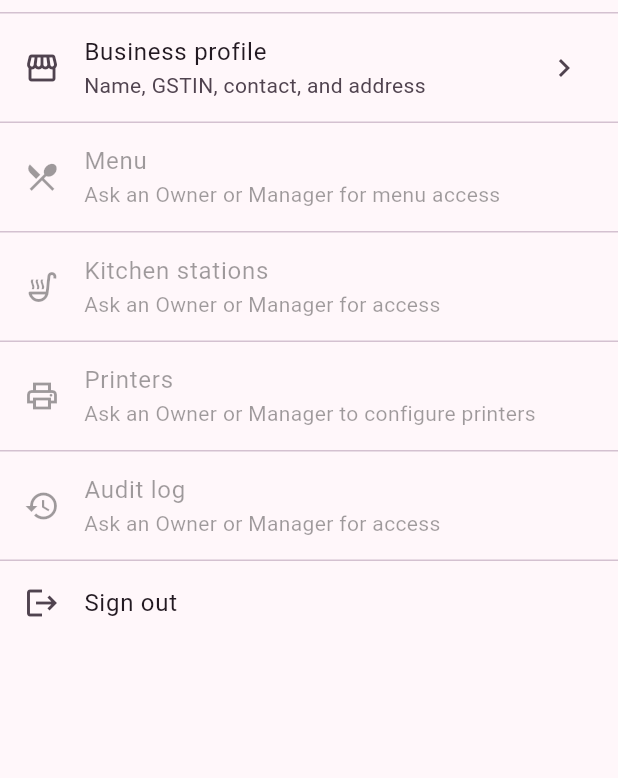
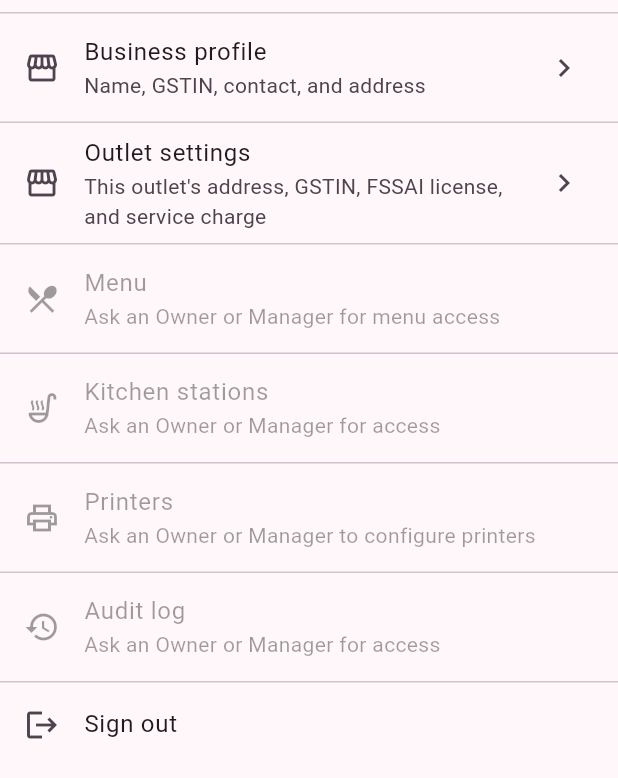
Before and after one commit to Aakib78/DineEasy, a Flutter app: the SettingsScreen widget shown alone on an empty page, opened directly, on a phone screen of 412 x 824 dp. Shown: the top 778 px of the screen. Run offline on Flutter 3.47's test engine with Material 3 defaults, Android fonts, the phone set to English and light mode, and no system bars; our stand-ins replace dio, equatable, flutter_riverpod, flutter_secure_storage, go_router, socket_io_client; accounts and stored records are empty; network calls fail.

Commit message:
Add Outlet settings screen (Flutter) to close GET/PATCH /outlets/:id UI gap
The address/GSTIN/FSSAI-license/service-charge fields that receipts just
started printing (previous commit) had no UI to actually set them beyond a
name-only dropdown. Mirrors the Business profile screen's pattern exactly:
view is ungated, edit is settings.manage-gated. Backend needed no changes —
OutletsService.update was already correct. Also fixes a stale doc comment
on Organization.gstin left behind by the receipt-identity change.

No Flutter/Dart SDK in this sandbox — reviewed by hand plus a bracket-
balance check, not run/analyzed.

Co-Authored-By: Claude Sonnet 5 <noreply@anthropic.com>
Claude-Session: https://claude.ai/code/session_015oms8GGSXTe3nngk1NucmT

```diff
--- /dev/null
+++ b/apps/restaurant_app/lib/features/outlets/data/outlet_models.dart
@@ -0,0 +1,74 @@
+/// Mirrors `Outlet` (`services/api/prisma/schema.prisma`) as returned by `GET /outlets/:id`
+/// (and `GET /outlets`, though the list endpoint's only current consumer,
+/// `features/staff/data/outlets_repository.dart`'s `StaffOutlet`, only needs `id`/`name` for a
+/// dropdown — this is the fuller shape `OutletSettingsScreen` edits). `code`/`timezone` have no
+/// field on `UpdateOutletDto` — `code` is immutable after creation and v1 is India-only by
+/// design (spec §1), so neither is editable; both are surfaced here read-only rather than
+/// omitted, same reasoning `Organization`'s `country`/`currency`/`timezone` fields use.
+class Outlet {
+  const Outlet({
+    required this.id,
+    required this.name,
+    required this.code,
+    required this.phone,
+    required this.addressLine1,
+    required this.addressLine2,
+    required this.city,
+    required this.state,
+    required this.pincode,
+    required this.gstin,
+    required this.fssaiLicense,
+    required this.timezone,
+    required this.serviceChargePercent,
+    required this.roundOffEnabled,
+    required this.isActive,
+  });
+
+  factory Outlet.fromJson(Map<String, dynamic> json) => Outlet(
+    id: json['id'] as String,
+    name: json['name'] as String,
+    code: json['code'] as String,
+    phone: json['phone'] as String?,
+    addressLine1: json['addressLine1'] as String?,
+    addressLine2: json['addressLine2'] as String?,
+    city: json['city'] as String?,
+    state: json['state'] as String?,
+    pincode: json['pincode'] as String?,
+    gstin: json['gstin'] as String?,
+    fssaiLicense: json['fssaiLicense'] as String?,
+    timezone: json['timezone'] as String? ?? 'Asia/Kolkata',
+    serviceChargePercent: json['serviceChargePercent']?.toString() ?? '0',
+    roundOffEnabled: json['roundOffEnabled'] as bool? ?? true,
+    isActive: json['isActive'] as bool? ?? true,
+  );
+
+  final String id;
+  final String name;
+  final String code;
+  final String? phone;
+  final String? addressLine1;
+  final String? addressLine2;
+  final String? city;
+  final String? state;
+  final String? pincode;
+
+  /// This outlet's own GSTIN — separate from `Organization.gstin` (GST registration is
+  /// state-wise in India, so a multi-outlet business can legitimately have a different one per
+  /// outlet). This is the one `BillingService.buildReceiptPayload` actually prints on a receipt
+  /// (see `docs/architecture.md`'s "Printed receipts now carry the outlet's identity" bullet) —
+  /// the organization-level field is not referenced anywhere.
+  final String? gstin;
+
+  /// India's Food Safety and Standards Authority license number — also now printed on receipts
+  /// alongside the GSTIN.
+  final String? fssaiLicense;
+  final String timezone;
+
+  /// Decimal string (e.g. `"5.00"`), same "keep it a string, never a double, until a form needs
+  /// to edit it" convention `MenuItem.basePrice` and friends use elsewhere in this app — feeds
+  /// directly into `OrdersService`'s total computation on the backend (see
+  /// `order-pricing.util.ts`), so this isn't cosmetic: it's live on every order at this outlet.
+  final String serviceChargePercent;
+  final bool roundOffEnabled;
+  final bool isActive;
+}
--- /dev/null
+++ b/apps/restaurant_app/lib/features/outlets/state/outlet_providers.dart
@@ -0,0 +1,23 @@
+import 'package:flutter_riverpod/flutter_riverpod.dart';
+
+import '../../../core/auth/auth_session.dart';
+import '../data/outlet_models.dart';
+import '../data/outlet_repository.dart';
+
+final outletRepositoryProvider = Provider<OutletRepository>(
+  (ref) => OutletRepository(ref.watch(apiClientProvider)),
+);
+
+/// The signed-in user's active outlet's own settings. `home_shell.dart` already refuses to
+/// build any nav destination — this one included — while `activeOutletId` is null (see
+/// `_NoOutletAssignedScreen`), so by the time `OutletSettingsScreen` can actually be reached the
+/// claim is guaranteed non-null; the exception here is defensive only, matching how a null
+/// `currentUser` is handled elsewhere in this app, not a state this provider expects to reach in
+/// practice.
+final outletProvider = FutureProvider.autoDispose<Outlet>((ref) {
+  final outletId = ref.watch(currentUserProvider)?.activeOutletId;
+  if (outletId == null) {
+    throw StateError('No active outlet — this screen should be unreachable without one.');
+  }
+  return ref.watch(outletRepositoryProvider).getById(outletId);
+});
--- a/apps/restaurant_app/lib/features/settings/settings_screen.dart
+++ b/apps/restaurant_app/lib/features/settings/settings_screen.dart
@@ -7,6 +7,7 @@ import '../audit/audit_log_screen.dart';
 import '../kitchen/kitchen_stations_screen.dart';
 import '../menu_management/menu_management_screen.dart';
 import '../organization/organization_settings_screen.dart';
+import '../outlets/outlet_settings_screen.dart';
 import '../printers/printers_screen.dart';
 
 /// Replaces the old `PlaceholderScreen(title: 'Settings', ...)` in `home_shell.dart` — see
@@ -64,6 +65,21 @@ class SettingsScreen extends ConsumerWidget {
           onTap: () => Navigator.of(
             context,
           ).push(MaterialPageRoute<void>(builder: (_) => const OrganizationSettingsScreen())),
+        ),
+        const Divider(height: 1),
+        // GET /outlets/:id has no permission gate server-side either — every signed-in user can
+        // view the outlet they're currently working at; only settings.manage can edit (same
+        // AbsorbPointer-dims-the-form pattern as Business profile above). Distinct from that
+        // screen: this edits the outlet row, not the organization row — see
+        // OutletSettingsScreen's doc comment for why a chain needs both.
+        ListTile(
+          leading: const Icon(Icons.storefront),
+          title: const Text('Outlet settings'),
+          subtitle: const Text('This outlet\'s address, GSTIN, FSSAI license, and service charge'),
+          trailing: const Icon(Icons.chevron_right),
+          onTap: () => Navigator.of(
+            context,
+          ).push(MaterialPageRoute<void>(builder: (_) => const OutletSettingsScreen())),
         ),
         const Divider(height: 1),
         // Categories/items/variants/modifier-groups/tax-groups — full backend CRUD existed with
```
Also changed, not shown: apps/restaurant_app/lib/features/organization/data/organization_models.dart (+5 -3 lines), apps/restaurant_app/lib/features/outlets/data/outlet_repository.dart (added, +69 -0 lines), apps/restaurant_app/lib/features/outlets/outlet_settings_screen.dart (added, +331 -0 lines), 2 other files.
